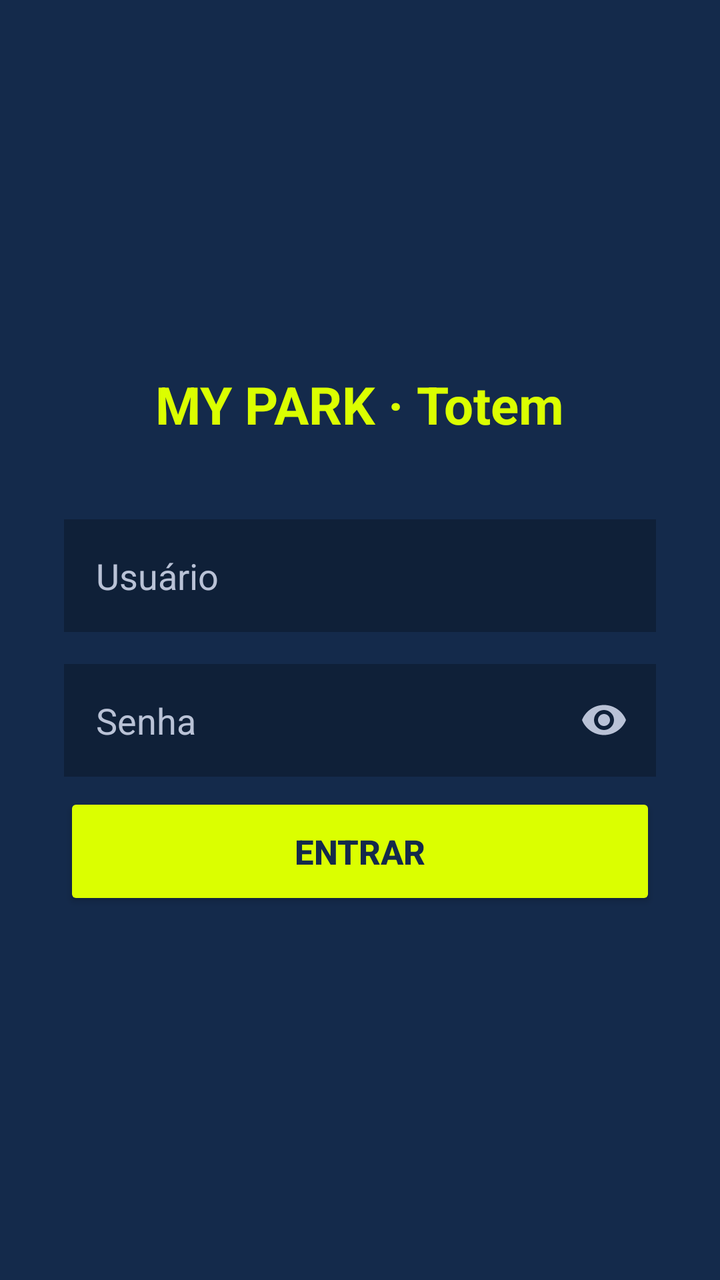
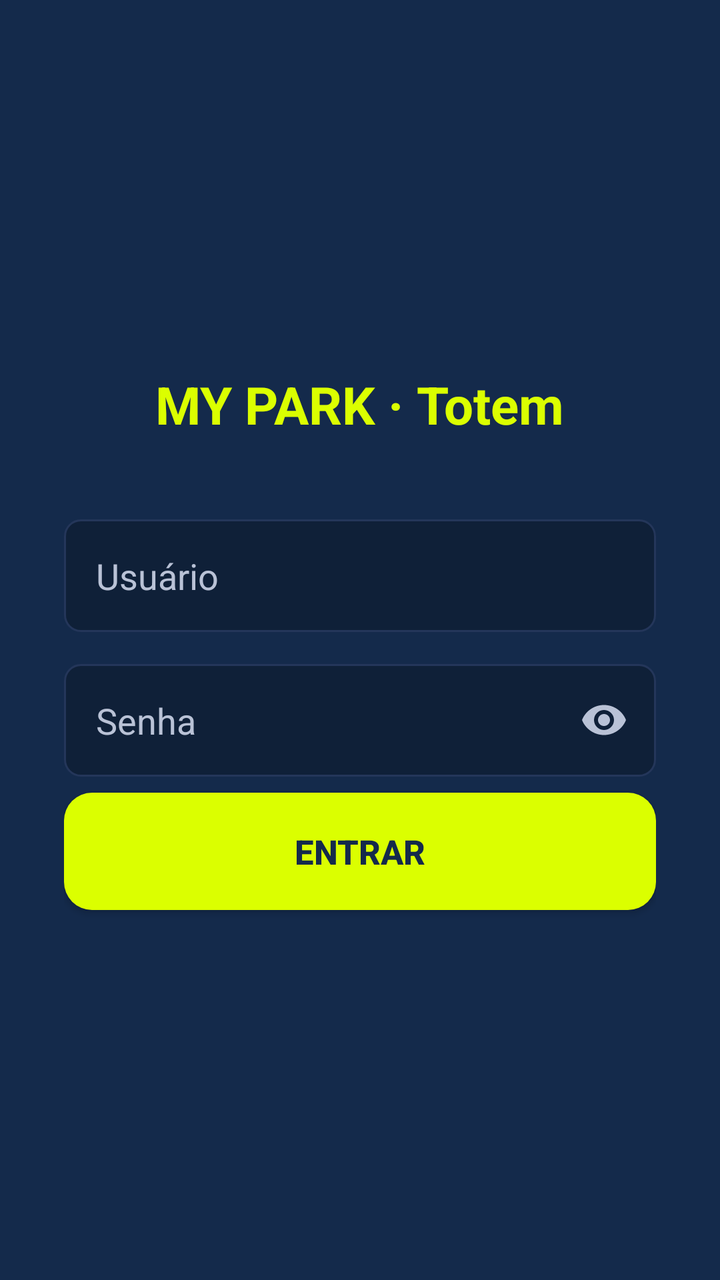

Screens rendered from an Android XML layout before and after an edit, with the pre-edit source and the edit as a unified diff.
<!-- AndroidManifest.xml: application theme Theme.MyParkTotem -->
<!-- res/layout/activity_main.xml -->
<?xml version="1.0" encoding="utf-8"?>
<FrameLayout xmlns:android="http://schemas.android.com/apk/res/android"
    android:layout_width="match_parent"
    android:layout_height="match_parent"
    android:background="@color/navy">

    
    <ScrollView
        android:id="@+id/tela_login"
        android:layout_width="match_parent"
        android:layout_height="match_parent"
        android:fillViewport="true">
        <LinearLayout
            android:layout_width="match_parent"
            android:layout_height="match_parent"
            android:orientation="vertical"
            android:gravity="center"
            android:padding="32dp">

            <TextView
                android:layout_width="wrap_content"
                android:layout_height="wrap_content"
                android:layout_marginBottom="40dp"
                android:text="@string/titulo_login"
                android:textColor="@color/lime"
                android:textSize="26sp"
                android:textStyle="bold" />

            <EditText
                android:id="@+id/login_usuario"
                android:layout_width="match_parent"
                android:layout_height="wrap_content"
                android:layout_marginBottom="16dp"
                android:padding="16dp"
                android:hint="@string/hint_usuario"
                android:textColorHint="@color/texto_secundario"
                android:textColor="@color/texto_claro"
                android:background="@color/navy_card"
                android:inputType="text"
                android:maxLines="1" />

            <FrameLayout
                android:layout_width="match_parent"
                android:layout_height="wrap_content"
                android:layout_marginBottom="8dp">

                <EditText
                    android:id="@+id/login_senha"
                    android:layout_width="match_parent"
                    android:layout_height="wrap_content"
                    android:paddingStart="16dp"
                    android:paddingEnd="52dp"
                    android:paddingTop="16dp"
                    android:paddingBottom="16dp"
                    android:hint="@string/hint_senha"
                    android:textColorHint="@color/texto_secundario"
                    android:textColor="@color/texto_claro"
                    android:background="@color/navy_card"
                    android:inputType="textPassword"
                    android:maxLines="1" />

                <ImageButton
                    android:id="@+id/btn_toggle_senha"
                    android:layout_width="44dp"
                    android:layout_height="44dp"
                    android:layout_gravity="end|center_vertical"
                    android:layout_marginEnd="4dp"
                    android:background="?android:attr/selectableItemBackgroundBorderless"
                    android:contentDescription="@string/mostrar_senha"
                    android:src="@drawable/ic_olho" />

            </FrameLayout>

            <TextView
                android:id="@+id/login_erro"
                android:layout_width="match_parent"
                android:layout_height="wrap_content"
                android:layout_marginBottom="16dp"
                android:text=""
                android:textColor="#FF8A75"
                android:visibility="gone" />

            <Button
                android:id="@+id/btn_login"
                android:layout_width="match_parent"
                android:layout_height="wrap_content"
                android:padding="18dp"
                android:text="@string/btn_entrar"
                android:textSize="17sp"
                android:textStyle="bold"
                android:textColor="@color/navy"
                android:backgroundTint="@color/lime" />

        </LinearLayout>
    </ScrollView>

    
    <ScrollView
        android:id="@+id/tela_selecao_unidade"
        android:layout_width="match_parent"
        android:layout_height="match_parent"
        android:visibility="gone">
        <LinearLayout
            android:layout_width="match_parent"
            android:layout_height="wrap_content"
            android:orientation="vertical"
            android:gravity="center"
            android:padding="32dp">

            <TextView
                android:layout_width="wrap_content"
                android:layout_height="wrap_content"
                android:layout_marginBottom="24dp"
                android:text="@string/titulo_selecao_unidade"
                android:textColor="@color/lime"
                android:textSize="22sp"
                android:textStyle="bold" />

            <LinearLayout
                android:id="@+id/lista_unidades"
                android:layout_width="match_parent"
                android:layout_height="wrap_content"
                android:orientation="vertical" />

        </LinearLayout>
    </ScrollView>

    
    <LinearLayout
        android:id="@+id/tela_picker"
        android:layout_width="match_parent"
        android:layout_height="match_parent"
        android:orientation="vertical"
        android:gravity="center"
        android:padding="32dp"
        android:visibility="gone">

        <TextView
            android:id="@+id/txt_titulo"
            android:layout_width="wrap_content"
            android:layout_height="wrap_content"
            android:text="@string/titulo_escolha"
            android:textColor="@color/lime"
            android:textSize="26sp"
            android:textStyle="bold" />

        <TextView
            android:id="@+id/txt_subtitulo"
            android:layout_width="wrap_content"
            android:layout_height="wrap_content"
            android:layout_marginTop="6dp"
            android:layout_marginBottom="24dp"
            android:text="@string/subtitulo_escolha"
            android:textColor="@color/texto_secundario"
            android:textSize="14sp" />

        
        <LinearLayout
            android:layout_width="match_parent"
            android:layout_height="180dp"
            android:orientation="horizontal">

            <LinearLayout
                android:id="@+id/btn_entrada"
                android:layout_width="0dp"
                android:layout_height="match_parent"
                android:layout_weight="1"
                android:layout_marginEnd="8dp"
                android:orientation="vertical"
                android:gravity="center"
                android:background="@drawable/bg_card_totem"
                android:foreground="?attr/selectableItemBackground"
                android:clickable="true"
                android:focusable="true"
                android:padding="12dp">

                <ImageView
                    android:layout_width="48dp"
                    android:layout_height="48dp"
                    android:src="@drawable/ic_seta_cima"
                    android:importantForAccessibility="no" />

                <TextView
                    android:layout_width="wrap_content"
                    android:layout_height="wrap_content"
                    android:layout_marginTop="12dp"
                    android:text="@string/btn_entrada"
                    android:textSize="13sp"
                    android:textStyle="bold"
                    android:textColor="@color/navy"
                    android:gravity="center"
                    android:autoSizeTextType="uniform"
                    android:autoSizeMinTextSize="10sp"
                    android:autoSizeMaxTextSize="13sp" />

            </LinearLayout>

            <LinearLayout
                android:id="@+id/btn_saida"
                android:layout_width="0dp"
                android:layout_height="match_parent"
                android:layout_weight="1"
                android:layout_marginStart="8dp"
                android:layout_marginEnd="8dp"
                android:orientation="vertical"
                android:gravity="center"
                android:background="@drawable/bg_card_totem"
                android:foreground="?attr/selectableItemBackground"
                android:clickable="true"
                android:focusable="true"
                android:padding="12dp">

                <ImageView
                    android:layout_width="48dp"
                    android:layout_height="48dp"
                    android:src="@drawable/ic_seta_baixo"
                    android:importantForAccessibility="no" />

                <TextView
                    android:layout_width="wrap_content"
                    android:layout_height="wrap_content"
                    android:layout_marginTop="12dp"
                    android:text="@string/btn_saida"
                    android:textSize="13sp"
                    android:textStyle="bold"
                    android:textColor="@color/navy"
                    android:gravity="center"
                    android:autoSizeTextType="uniform"
                    android:autoSizeMinTextSize="10sp"
                    android:autoSizeMaxTextSize="13sp" />

            </LinearLayout>

            <LinearLayout
                android:id="@+id/btn_validacao"
                android:layout_width="0dp"
                android:layout_height="match_parent"
                android:layout_weight="1"
                android:layout_marginStart="8dp"
                android:orientation="vertical"
                android:gravity="center"
                android:background="@drawable/bg_card_totem"
                android:foreground="?attr/selectableItemBackground"
                android:clickable="true"
                android:focusable="true"
                android:padding="12dp">

                <ImageView
                    android:layout_width="48dp"
                    android:layout_height="48dp"
                    android:src="@drawable/ic_check"
                    android:importantForAccessibility="no" />

                <TextView
                    android:layout_width="wrap_content"
                    android:layout_height="wrap_content"
                    android:layout_marginTop="12dp"
                    android:text="@string/btn_validacao"
                    android:textSize="13sp"
                    android:textStyle="bold"
                    android:textColor="@color/navy"
                    android:gravity="center"
                    android:autoSizeTextType="uniform"
                    android:autoSizeMinTextSize="10sp"
                    android:autoSizeMaxTextSize="13sp" />

            </LinearLayout>

        </LinearLayout>

    </LinearLayout>

</FrameLayout>
<!-- resources referenced by this layout -->
<resources>
  <color name="lime">#DBFF00</color>
  <color name="navy">#142A4B</color>
  <color name="navy_card">#0F2038</color>
  <color name="texto_claro">#FFFFFF</color>
  <color name="texto_secundario">#B9C2D6</color>
  <!-- drawable bg_card_totem (drawable) -->
  <shape xmlns:android="http://schemas.android.com/apk/res/android">
      <solid android:color="@color/lime" />
      <corners android:radius="18dp" />
  </shape>
  <!-- drawable ic_check (drawable) -->
  <vector xmlns:android="http://schemas.android.com/apk/res/android"
      android:width="48dp"
      android:height="48dp"
      android:viewportWidth="24"
      android:viewportHeight="24"
      android:tint="@color/navy">
      <path
          android:fillColor="#000000"
          android:pathData="M12,2C6.48,2 2,6.48 2,12s4.48,10 10,10 10,-4.48 10,-10S17.52,2 12,2zM10,17l-5,-5 1.41,-1.41L10,14.17l7.59,-7.59L19,8l-9,9z" />
  </vector>
  <!-- drawable ic_olho (drawable) -->
  <vector xmlns:android="http://schemas.android.com/apk/res/android"
      android:width="24dp"
      android:height="24dp"
      android:viewportWidth="24"
      android:viewportHeight="24"
      android:tint="@color/texto_secundario">
      <path
          android:fillColor="#000000"
          android:pathData="M12,4.5C7,4.5 2.73,7.61 1,12c1.73,4.39 6,7.5 11,7.5s9.27,-3.11 11,-7.5c-1.73,-4.39 -6,-7.5 -11,-7.5zM12,17c-2.76,0 -5,-2.24 -5,-5s2.24,-5 5,-5 5,2.24 5,5 -2.24,5 -5,5zM12,9c-1.66,0 -3,1.34 -3,3s1.34,3 3,3 3,-1.34 3,-3 -1.34,-3 -3,-3z" />
  </vector>
  <!-- drawable ic_seta_baixo (drawable) -->
  <vector xmlns:android="http://schemas.android.com/apk/res/android"
      android:width="48dp"
      android:height="48dp"
      android:viewportWidth="24"
      android:viewportHeight="24"
      android:tint="@color/navy">
      <path
          android:fillColor="#000000"
          android:pathData="M20,12l-1.41,-1.41L13,16.17V4h-2v12.17l-5.58,-5.59L4,12l8,8z" />
  </vector>
  <!-- drawable ic_seta_cima (drawable) -->
  <vector xmlns:android="http://schemas.android.com/apk/res/android"
      android:width="48dp"
      android:height="48dp"
      android:viewportWidth="24"
      android:viewportHeight="24"
      android:tint="@color/navy">
      <path
          android:fillColor="#000000"
          android:pathData="M4,12l1.41,1.41L11,7.83V20h2V7.83l5.58,5.59L20,12l-8,-8z" />
  </vector>
  <string name="btn_entrada">Entrada</string>
  <string name="btn_entrar">Entrar</string>
  <string name="btn_saida">Saída</string>
  <string name="btn_validacao">Validação</string>
  <string name="hint_senha">Senha</string>
  <string name="hint_usuario">Usuário</string>
  <string name="mostrar_senha">Mostrar senha</string>
  <string name="subtitulo_escolha">Escolha a tela deste equipamento</string>
  <string name="titulo_escolha">MY PARK · Totem</string>
  <string name="titulo_login">MY PARK · Totem</string>
  <string name="titulo_selecao_unidade">Selecione a unidade</string>
  <style name="Theme.MyParkTotem" parent="Theme.AppCompat.NoActionBar">
          <item name="android:windowBackground">@color/navy</item>
          <item name="android:statusBarColor">@color/navy</item>
          <item name="android:navigationBarColor">@color/navy</item>
          <item name="android:windowNoTitle">true</item>
          <item name="windowActionBar">false</item>
      </style>
</resources>

<!-- the commit's change to res/layout/activity_main.xml (unified diff, before → after) -->
@@ -35,7 +35,7 @@
                 android:hint="@string/hint_usuario"
                 android:textColorHint="@color/texto_secundario"
                 android:textColor="@color/texto_claro"
-                android:background="@color/navy_card"
+                android:background="@drawable/bg_input_totem"
                 android:inputType="text"
                 android:maxLines="1" />
 
@@ -55,7 +55,7 @@
                     android:hint="@string/hint_senha"
                     android:textColorHint="@color/texto_secundario"
                     android:textColor="@color/texto_claro"
-                    android:background="@color/navy_card"
+                    android:background="@drawable/bg_input_totem"
                     android:inputType="textPassword"
                     android:maxLines="1" />
 
@@ -89,7 +89,7 @@
                 android:textSize="17sp"
                 android:textStyle="bold"
                 android:textColor="@color/navy"
-                android:backgroundTint="@color/lime" />
+                android:background="@drawable/bg_botao_lime" />
 
         </LinearLayout>
     </ScrollView>
<!-- resource entries referenced after the edit -->
@@ -2,13 +2,25 @@
 <resources>
   <color name="lime">#DBFF00</color>
   <color name="navy">#142A4B</color>
-  <color name="navy_card">#0F2038</color>
   <color name="texto_claro">#FFFFFF</color>
   <color name="texto_secundario">#B9C2D6</color>
+  <!-- drawable bg_botao_lime (drawable) -->
+  <?xml version="1.0" encoding="utf-8"?>
+  <shape xmlns:android="http://schemas.android.com/apk/res/android" android:shape="rectangle">
+      <solid android:color="@color/lime" />
+      <corners android:radius="14dp" />
+  </shape>
   <!-- drawable bg_card_totem (drawable) -->
   <shape xmlns:android="http://schemas.android.com/apk/res/android">
       <solid android:color="@color/lime" />
       <corners android:radius="18dp" />
+  </shape>
+  <!-- drawable bg_input_totem (drawable) -->
+  <?xml version="1.0" encoding="utf-8"?>
+  <shape xmlns:android="http://schemas.android.com/apk/res/android" android:shape="rectangle">
+      <solid android:color="@color/navy_card" />
+      <corners android:radius="8dp" />
+      <stroke android:width="1dp" android:color="@color/navy_border" />
   </shape>
   <!-- drawable ic_check (drawable) -->
   <vector xmlns:android="http://schemas.android.com/apk/res/android"
@@ -72,5 +84,7 @@
           <item name="android:windowNoTitle">true</item>
           <item name="windowActionBar">false</item>
       </style>
+  <color name="navy_card">#0F2038</color>
+  <color name="navy_border">#24365A</color>
 </resources>
 
